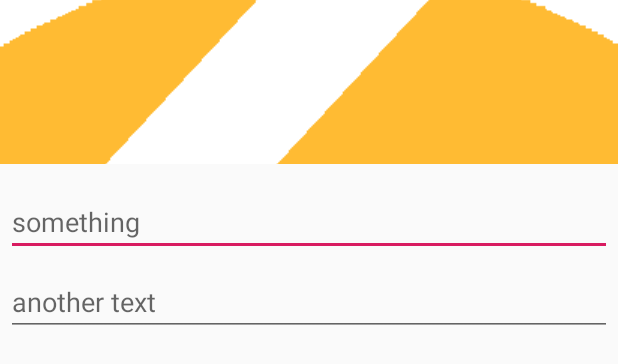
After one commit to SMART-Jaegers/AndroidStudio, an Android app: the layout activity_no_wifi.xml on its own in the app's theme, with its tools: preview values and no code run, on a phone screen of 412 x 824 dp. The commit adds this screen. Shown: the top 364 px of the screen. Run offline under Robolectric (Android 15) with nearby library versions, the phone set to English and light mode, and no system bars; Roboto replaces fonts that are not available here.

Commit message:
realise dialog alert in code and add to alert xml view improved code quality

```diff
--- a/app/src/main/AndroidManifest.xml
+++ b/app/src/main/AndroidManifest.xml
@@ -17,7 +17,8 @@
         android:theme="@style/AppTheme"
         android:usesCleartextTraffic="true"
         tools:targetApi="n">
-        <activity android:name="com.checkfuel.frontend.ChooseFuelType"></activity>
+        <activity android:name="com.checkfuel.frontend.NoWifi"></activity>
+        <activity android:name="com.checkfuel.frontend.ChooseFuelType" />
         <activity android:name="com.checkfuel.frontend.Loading" />
         <activity android:name="com.checkfuel.frontend.VolumeCompareGood" />
         <activity
@@ -25,9 +26,6 @@
             android:screenOrientation="unspecified" />
         <activity
             android:name="com.checkfuel.frontend.SetVolume"
-            android:screenOrientation="unspecified" />
-        <activity
-            android:name="com.checkfuel.frontend.StationOkko"
             android:screenOrientation="unspecified" />
         <activity
             android:name="com.checkfuel.frontend.ChooseGasStation"
--- a/app/src/main/java/com/checkfuel/frontend/ChooseGasStation.java
+++ b/app/src/main/java/com/checkfuel/frontend/ChooseGasStation.java
@@ -11,9 +11,6 @@ import android.widget.LinearLayout;
 import android.widget.Toast;
 
 import com.checkfuel.something.R;
-import com.checkfuel.utils.TextReader;
-
-import java.util.ArrayList;
 
 public class ChooseGasStation extends AppCompatActivity implements View.OnClickListener {
 
--- /dev/null
+++ b/app/src/main/res/layout/activity_no_wifi.xml
@@ -0,0 +1,39 @@
+<?xml version="1.0" encoding="utf-8"?>
+<LinearLayout xmlns:android="http://schemas.android.com/apk/res/android"
+    xmlns:tools="http://schemas.android.com/tools"
+    android:layout_width="wrap_content"
+    android:layout_height="wrap_content"
+    android:orientation="vertical"
+    tools:context="com.checkfuel.frontend.NoWifi">
+
+    <ImageView
+        android:layout_width="wrap_content"
+        android:layout_height="109dp"
+        android:background="#FFFFBB33"
+        android:contentDescription="@string/app_name"
+        android:scaleType="center"
+        android:src="@drawable/wifi_disconnection_white" />
+
+    <EditText
+        android:id="@+id/username"
+        android:layout_width="match_parent"
+        android:layout_height="wrap_content"
+        android:layout_marginLeft="4dp"
+        android:layout_marginTop="16dp"
+        android:layout_marginRight="4dp"
+        android:layout_marginBottom="4dp"
+        android:hint="something"
+        android:inputType="textEmailAddress" />
+
+    <EditText
+        android:id="@+id/password"
+        android:layout_width="match_parent"
+        android:layout_height="wrap_content"
+        android:layout_marginLeft="4dp"
+        android:layout_marginTop="4dp"
+        android:layout_marginRight="4dp"
+        android:layout_marginBottom="16dp"
+        android:fontFamily="sans-serif"
+        android:hint="another text"
+        android:inputType="textPassword" />
+</LinearLayout>
```
Also changed, not shown: app/src/main/java/com/checkfuel/frontend/ChooseFuelType.java (+6 -17 lines), app/src/main/java/com/checkfuel/frontend/MainActivity.java (+10 -0 lines), app/src/main/java/com/checkfuel/frontend/NoWifi.java (added, +33 -0 lines), app/src/main/java/com/checkfuel/frontend/SetVolume.java (+1 -13 lines), app/src/main/java/com/checkfuel/frontend/StationOkko.java (deleted, +0 -60 lines), app/src/main/java/com/checkfuel/models/Post.java (deleted, +0 -63 lines), app/src/main/java/com/checkfuel/models/Refill.java (added, +73 -0 lines), app/src/main/java/com/checkfuel/utils/ConnectToServer.java (deleted, +0 -72 lines), app/src/main/java/com/checkfuel/utils/DatabaseManager.java (+7 -7 lines), app/src/main/res/drawable/no_bluetooth_white.png (added), app/src/main/res/drawable/wifi_disconnection_white.png (added).
